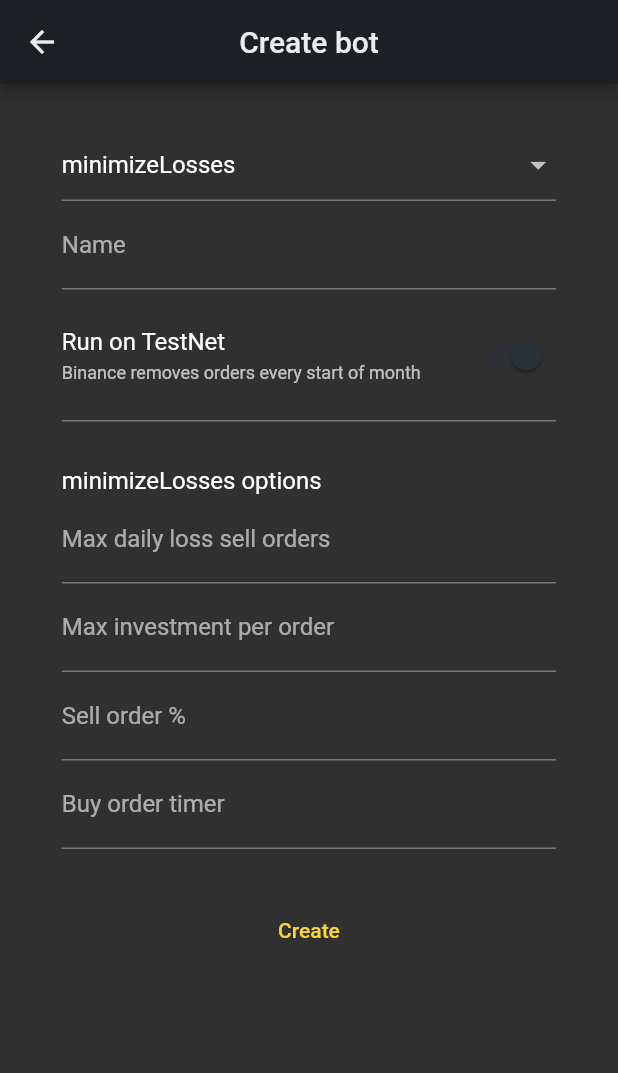
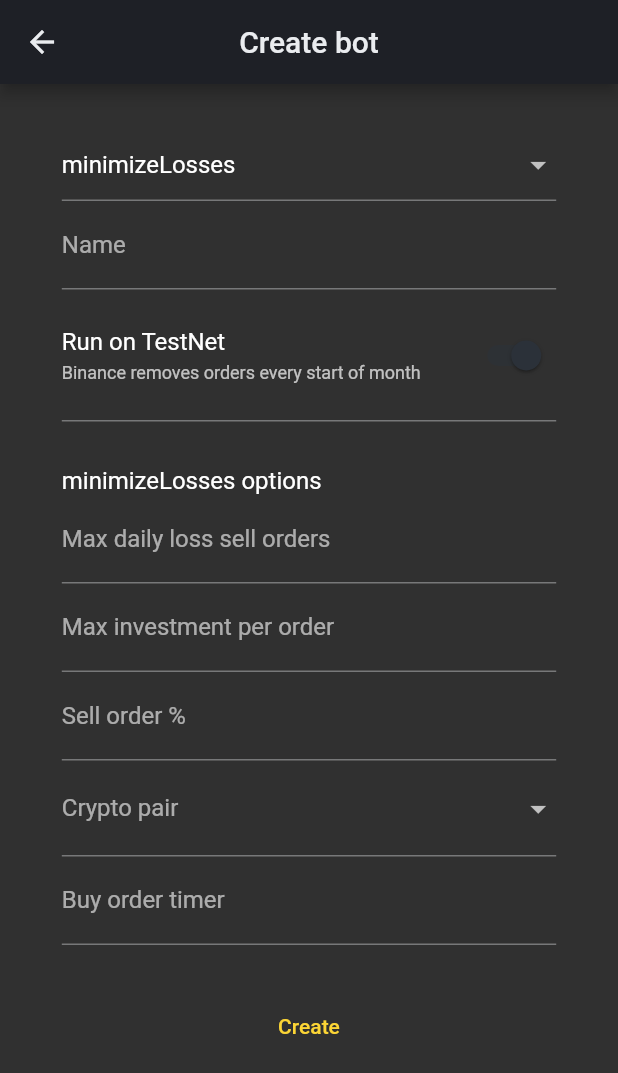
Before and after one commit to MassimoTambu/binander, a Flutter app: the CreateBotPage screen opened by its route, on a phone screen of 412 x 824 dp. Shown: the top 1073 px of the screen. Run offline on Flutter 3.47's test engine with Material 2 defaults, Android fonts, the phone set to English and light mode, and no system bars; drawn by our look-alikes of flutter_form_builder; our stand-ins replace auto_route, flutter_riverpod, flutter_secure_storage, form_builder_validators; accounts and stored records are empty.

Commit message:
Edited minimize_losses config
- Added SelectField
- Added symbol to config

```diff
--- a/lib/bot/bot.provider.dart
+++ b/lib/bot/bot.provider.dart
@@ -31,6 +31,7 @@ class BotProvider extends StateNotifier<List<Bot>> {
         bot = createMinimizeLossesBot(
           name: fields[Bot.botNameName]!.value,
           testNet: fields[Bot.testNetName]!.value,
+          symbol: fields[MinimizeLossesConfig.symbolName]!.value,
           dailyLossSellOrders: int.parse(
               fields[MinimizeLossesConfig.dailyLossSellOrdersName]!.value),
           maxInvestmentPerOrder: double.parse(
@@ -47,6 +48,7 @@ class BotProvider extends StateNotifier<List<Bot>> {
         bot = createMinimizeLossesBot(
           name: fields[Bot.botNameName]!.value,
           testNet: fields[Bot.testNetName]!.value,
+          symbol: fields[MinimizeLossesConfig.symbolName]!.value,
           dailyLossSellOrders: int.parse(
               fields[MinimizeLossesConfig.dailyLossSellOrdersName]!.value),
           maxInvestmentPerOrder: double.parse(
@@ -87,6 +89,7 @@ class BotProvider extends StateNotifier<List<Bot>> {
   MinimizeLossesBot createMinimizeLossesBot({
     required String name,
     required bool testNet,
+    required String symbol,
     required int dailyLossSellOrders,
     required double maxInvestmentPerOrder,
     required double percentageSellOrder,
@@ -95,6 +98,7 @@ class BotProvider extends StateNotifier<List<Bot>> {
     final bot = MinimizeLossesBot.create(
       name: name,
       testNet: testNet,
+      symbol: symbol,
       dailyLossSellOrders: dailyLossSellOrders,
       maxInvestmentPerOrder: maxInvestmentPerOrder,
       percentageSellOrder: percentageSellOrder,
--- a/lib/bot/bots/minimize_losses/minimize_losses.bot.dart
+++ b/lib/bot/bots/minimize_losses/minimize_losses.bot.dart
@@ -33,6 +33,7 @@ class MinimizeLossesBot implements Bot {
   MinimizeLossesBot.create({
     required this.name,
     required this.testNet,
+    required String symbol,
     required int dailyLossSellOrders,
     required double maxInvestmentPerOrder,
     required double percentageSellOrder,
@@ -41,6 +42,7 @@ class MinimizeLossesBot implements Bot {
     uuid = const Uuid().v4();
     type = BotTypes.minimizeLosses;
     config = MinimizeLossesConfig.create(
+      symbol: symbol,
       dailyLossSellOrders: dailyLossSellOrders,
       maxInvestmentPerOrder: maxInvestmentPerOrder,
       percentageSellOrder: percentageSellOrder,
--- a/lib/models/config_field_types.enum.dart
+++ b/lib/models/config_field_types.enum.dart
@@ -2,4 +2,5 @@ part of models;
 
 enum ConfigFieldTypes {
   textField,
+  selectField,
 }
--- /dev/null
+++ b/lib/models/constants/symbols.dart
@@ -0,0 +1,15 @@
+part of models;
+
+/// For TestNet use 'BTC-USDT' and 'BNB-USDT'
+/// TODO add more
+const symbols = [
+  'BTC-USDT',
+  'BNB-USDT',
+  'BTC-ETH',
+  'ADA-BTC',
+  'ADA-ETH',
+  'ADA-USDT',
+  'BNB-USDT',
+  'BNB-USDC',
+  'BTC-BUSD',
+];
--- a/lib/models/models.dart
+++ b/lib/models/models.dart
@@ -6,8 +6,10 @@ import 'package:form_builder_validators/form_builder_validators.dart';
 part 'event_types.enum.dart';
 part 'constants/theme_light.dart';
 part 'constants/theme_dark.dart';
+part 'constants/symbols.dart';
 part 'interfaces/config.interface.dart';
 part 'config_field.dart';
+part 'select_field.dart';
 part 'config_field.utils.dart';
 part 'config_field_types.enum.dart';
 part 'config_field_validators_types.enum.dart';
--- /dev/null
+++ b/lib/models/select_field.dart
@@ -0,0 +1,24 @@
+part of models;
+
+class SelectField extends ConfigField {
+  final List<String> items;
+
+  SelectField({
+    required String publicName,
+    required String name,
+    required String description,
+    required String? value,
+    required this.items,
+    required ConfigFieldTypes configFieldTypes,
+    required List<ConfigFieldValidatorsTypes> validators,
+    String? defaultValue,
+  }) : super(
+          publicName: publicName,
+          name: name,
+          description: description,
+          value: value,
+          defaultValue: defaultValue,
+          configFieldTypes: configFieldTypes,
+          validators: validators,
+        );
+}
--- a/lib/modules/dashboard/pages/create_bot.page.dart
+++ b/lib/modules/dashboard/pages/create_bot.page.dart
@@ -117,8 +117,12 @@ class BotConfigContainer extends ConsumerWidget {
             style: TextStyle(
                 fontSize: Theme.of(context).textTheme.subtitle1?.fontSize),
           ),
-          ...configFields.entries
-              .map((e) => ConfigFormField(configField: e.value)),
+          ...configFields.entries.map((e) {
+            if (e.value is SelectField) {
+              return SelectFieldBuilder(configField: e.value as SelectField);
+            }
+            return ConfigFieldBuilder(configField: e.value);
+          }),
         ],
       ),
     );
--- a/lib/modules/settings/pages/binance_api_settings.page.dart
+++ b/lib/modules/settings/pages/binance_api_settings.page.dart
@@ -106,9 +106,11 @@ class ConfigGroup extends StatelessWidget {
         ...configFields.map((e) {
           if (e.key == SettingsConfig.pubNetUrlName ||
               e.key == SettingsConfig.testNetUrlName) {
-            return ConfigFormField(configField: e.value, enabled: false);
+            return ConfigFieldBuilder(configField: e.value, enabled: false);
+          } else if (e.value is SelectField) {
+            return SelectFieldBuilder(configField: e.value as SelectField);
           }
-          return ConfigFormField(configField: e.value);
+          return ConfigFieldBuilder(configField: e.value);
         }),
       ],
     );
--- /dev/null
+++ b/lib/widgets/config_field_builder.dart
@@ -0,0 +1,34 @@
+part of widgets;
+
+class ConfigFieldBuilder extends StatelessWidget {
+  final ConfigField configField;
+  final bool enabled;
+
+  const ConfigFieldBuilder({
+    Key? key,
+    required this.configField,
+    this.enabled = true,
+  }) : super(key: key);
+
+  @override
+  Widget build(BuildContext context) {
+    return FormBuilderTextField(
+      name: configField.name,
+      decoration: InputDecoration(
+        label: Tooltip(
+          message: configField.description,
+          child: Text(configField.publicName),
+        ),
+        filled: !enabled,
+      ),
+      initialValue: configField.value ?? configField.defaultValue?.toString(),
+      validator: FormBuilderValidators.compose(
+        ConfigFieldUtils.toFormBuilderValidators(
+          context,
+          configField.validators,
+        ),
+      ),
+      enabled: enabled,
+    );
+  }
+}
--- a/lib/widgets/config_form_field.dart
+++ b/lib/widgets/select_field_builder.dart
@@ -1,10 +1,10 @@
 part of widgets;
 
-class ConfigFormField extends StatelessWidget {
-  final ConfigField configField;
+class SelectFieldBuilder extends StatelessWidget {
+  final SelectField configField;
   final bool enabled;
 
-  const ConfigFormField({
+  const SelectFieldBuilder({
     Key? key,
     required this.configField,
     this.enabled = true,
@@ -12,7 +12,7 @@ class ConfigFormField extends StatelessWidget {
 
   @override
   Widget build(BuildContext context) {
-    return FormBuilderTextField(
+    return FormBuilderDropdown(
       name: configField.name,
       decoration: InputDecoration(
         label: Tooltip(
@@ -22,6 +22,14 @@ class ConfigFormField extends StatelessWidget {
         filled: !enabled,
       ),
       initialValue: configField.value ?? configField.defaultValue?.toString(),
+      items: configField.items
+          .map(
+            (c) => DropdownMenuItem<String>(
+              child: Text(c),
+              value: c,
+            ),
+          )
+          .toList(),
       validator: FormBuilderValidators.compose(
         ConfigFieldUtils.toFormBuilderValidators(
           context,
--- a/lib/widgets/widgets.dart
+++ b/lib/widgets/widgets.dart
@@ -9,7 +9,8 @@ import 'package:flutter_form_builder/flutter_form_builder.dart';
 import 'package:flutter_riverpod/flutter_riverpod.dart';
 import 'package:form_builder_validators/form_builder_validators.dart';
 
-part 'config_form_field.dart';
+part 'config_field_builder.dart';
+part 'select_field_builder.dart';
 part 'binance_status.dart';
 part 'bot_tile/bot_tile.dart';
 part 'bot_tile/bot_tile_button.dart';
```
Also changed, not shown: lib/bot/bots/minimize_losses/minimize_losses.config.dart, lib/bot/bots/minimize_losses/minimize_losses.g.dart.
